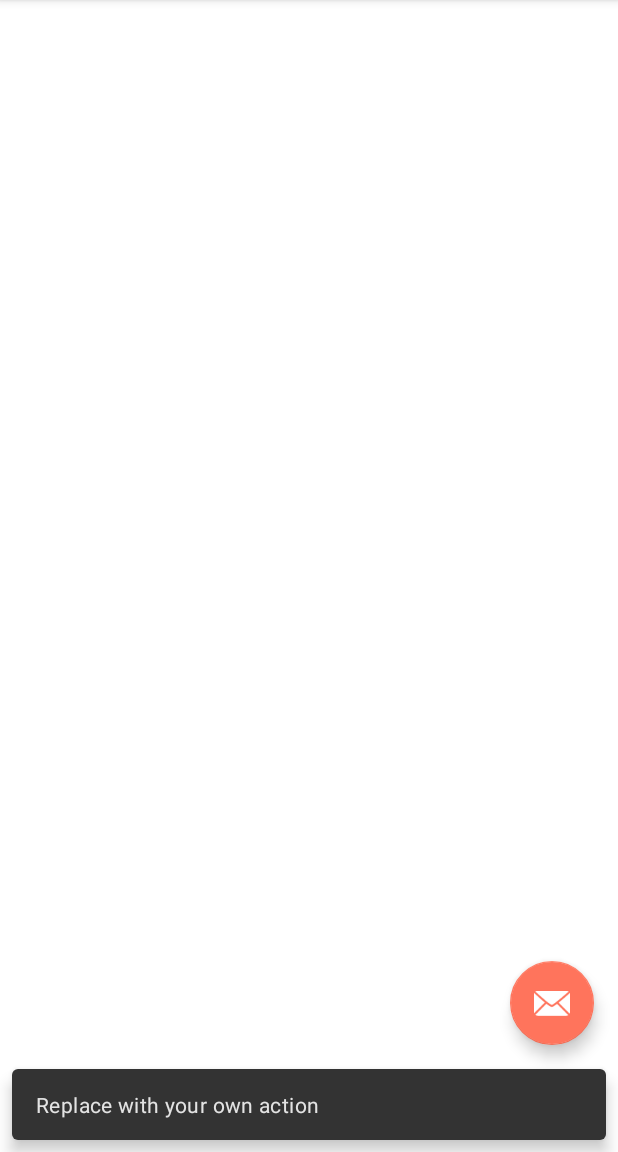
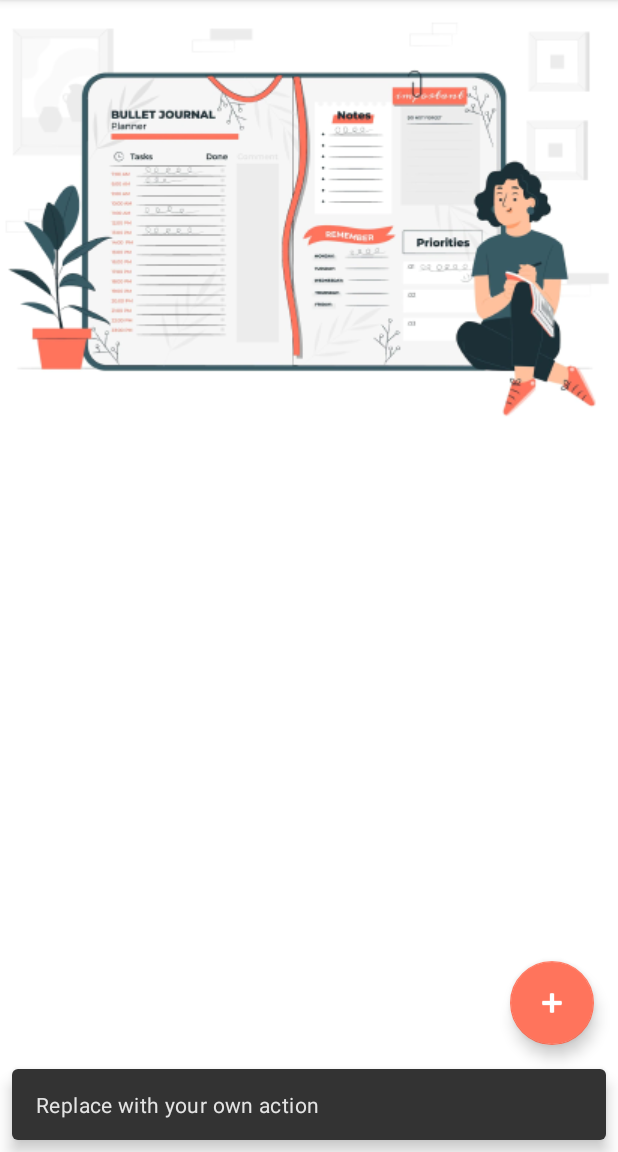
Before and after one commit to jovichenmcintyrecentenial/todo_list_android, an Android app: the MainActivity screen opened directly, with no data from a screen before it, after a tap on an icon or button, on a phone screen of 412 x 824 dp, the part 84-1236 px from its top. Run offline under Robolectric (Android 15) with nearby library versions, the phone set to English and light mode, and no system bars.

Commit message:
update main activity UI

```diff
--- a/app/src/main/java/com/centennial/team_15_mapd_721_todo_app/ui/login/LoginActivity.kt
+++ b/app/src/main/java/com/centennial/team_15_mapd_721_todo_app/ui/login/LoginActivity.kt
@@ -23,6 +23,7 @@ class LoginActivity : AppCompatActivity() {
     private lateinit var binding: ActivityLoginBinding
 
     lateinit var loginViewModel: LoginViewModel
+    lateinit var loginObserver:Observer<UserModel?>
 
     override fun onCreate(savedInstanceState: Bundle?) {
         super.onCreate(savedInstanceState)
@@ -32,7 +33,7 @@ class LoginActivity : AppCompatActivity() {
 
         loginViewModel = ViewModelProvider(this).get(modelClass = LoginViewModel::class.java)
 
-        val loginObserver = Observer<UserModel?> { userModel ->
+        loginObserver = Observer<UserModel?> { userModel ->
 
             if(userModel != null) {
                 val sharedPreference =  getSharedPreferences("STORE",Context.MODE_PRIVATE)
@@ -53,8 +54,15 @@ class LoginActivity : AppCompatActivity() {
         }
 
         loginViewModel.liveUserData.observe(this, loginObserver)
+    }
+
+    override fun onDestroy() {
+        super.onDestroy()
+        loginViewModel.liveUserData.removeObserver(loginObserver)
 
     }
+
+
 
     fun onCreateAccountClicked(view: View) {
 
@@ -79,6 +87,8 @@ class LoginActivity : AppCompatActivity() {
         }
     }
 
+
+
     private fun isDataValid(): Boolean {
 
         Utils.emptyValidation(binding.editTextEmail, "Enter a username")
--- a/app/src/main/res/layout/activity_login.xml
+++ b/app/src/main/res/layout/activity_login.xml
@@ -35,12 +35,14 @@
             <EditText
                 android:id="@+id/editTextEmail"
                 android:hint="Email"
+                android:text="jovi.mcintyre@gmail.com"
                 android:layout_marginBottom="10dp"
                 style="@style/text_field_style" />
 
             <EditText
                 android:id="@+id/editTextPassword"
                 android:hint="Password"
+                android:text="1234"
                 android:layout_marginBottom="5dp"
                 style="@style/text_field_style"
                 android:inputType="textPassword" />
--- a/app/src/main/res/layout/activity_main.xml
+++ b/app/src/main/res/layout/activity_main.xml
@@ -1,12 +1,13 @@
 <?xml version="1.0" encoding="utf-8"?>
-<androidx.coordinatorlayout.widget.CoordinatorLayout xmlns:android="http://schemas.android.com/apk/res/android"
+<RelativeLayout
+    xmlns:android="http://schemas.android.com/apk/res/android"
     xmlns:app="http://schemas.android.com/apk/res-auto"
     xmlns:tools="http://schemas.android.com/tools"
     android:layout_width="match_parent"
-    android:layout_height="match_parent"
-    tools:context=".ui.main.MainActivity">
+    android:layout_height="match_parent">
 
     <com.google.android.material.appbar.AppBarLayout
+        android:id="@+id/app_bar"
         android:layout_width="match_parent"
         android:layout_height="wrap_content"
         android:theme="@style/Theme.TodoApp.AppBarOverlay">
@@ -21,6 +22,13 @@
     </com.google.android.material.appbar.AppBarLayout>
 
 
+    <androidx.coordinatorlayout.widget.CoordinatorLayout
+        android:layout_width="match_parent"
+        android:layout_height="match_parent"
+        android:layout_marginTop="?attr/actionBarSize"
+        tools:context=".ui.main.MainActivity">
+
+
     <com.google.android.material.floatingactionbutton.FloatingActionButton
         android:id="@+id/fab"
         android:layout_width="wrap_content"
@@ -28,6 +36,26 @@
         android:layout_gravity="bottom|end"
         android:layout_marginEnd="@dimen/fab_margin"
         android:layout_marginBottom="16dp"
-        app:srcCompat="@android:drawable/ic_dialog_email" />
+        app:srcCompat="@android:drawable/ic_input_add" />
+
 
 </androidx.coordinatorlayout.widget.CoordinatorLayout>
+    <LinearLayout
+        android:layout_width="match_parent"
+        android:layout_height="match_parent"
+        android:orientation="vertical">
+        <ImageView
+            android:layout_marginTop="?attr/actionBarSize"
+
+            android:layout_width="match_parent"
+            android:layout_gravity="top"
+            android:layout_height="wrap_content"
+            android:scaleType="centerCrop"
+            android:src="@drawable/home_imaeg" />
+        <androidx.recyclerview.widget.RecyclerView
+            android:id="@+id/recycler_view"
+            android:layout_weight="1"
+            android:layout_width="match_parent"
+            android:layout_height="match_parent"/>
+    </LinearLayout>
+</RelativeLayout>
```
Also changed, not shown: app/src/main/res/drawable/home_imaeg.png (added).
